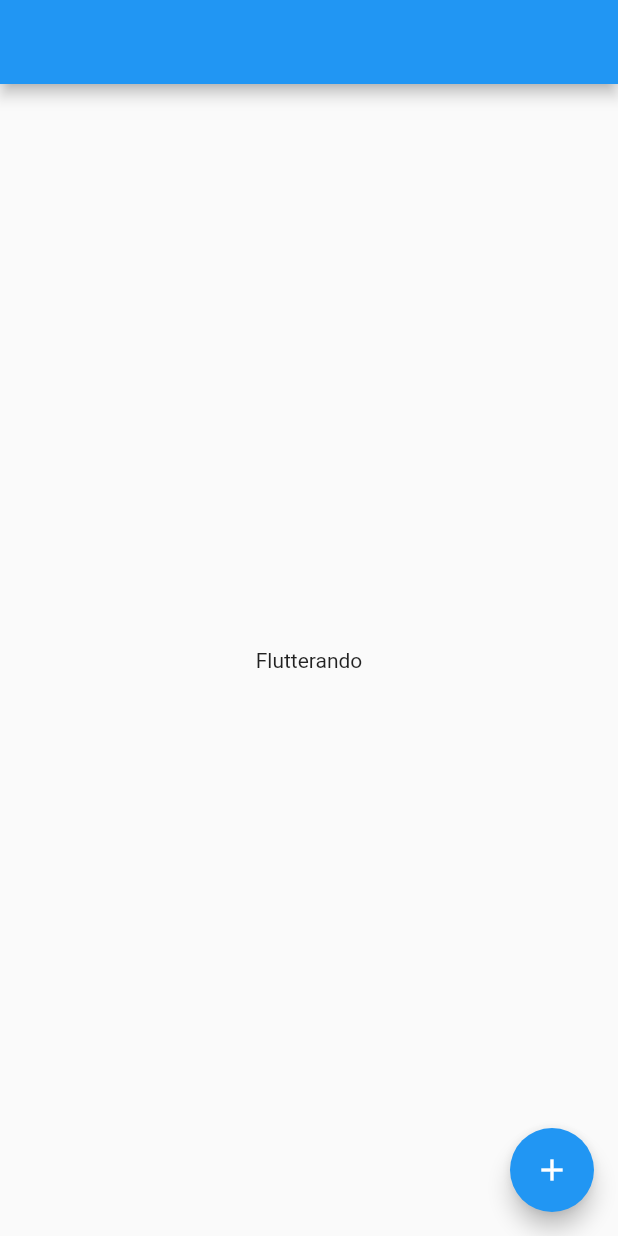
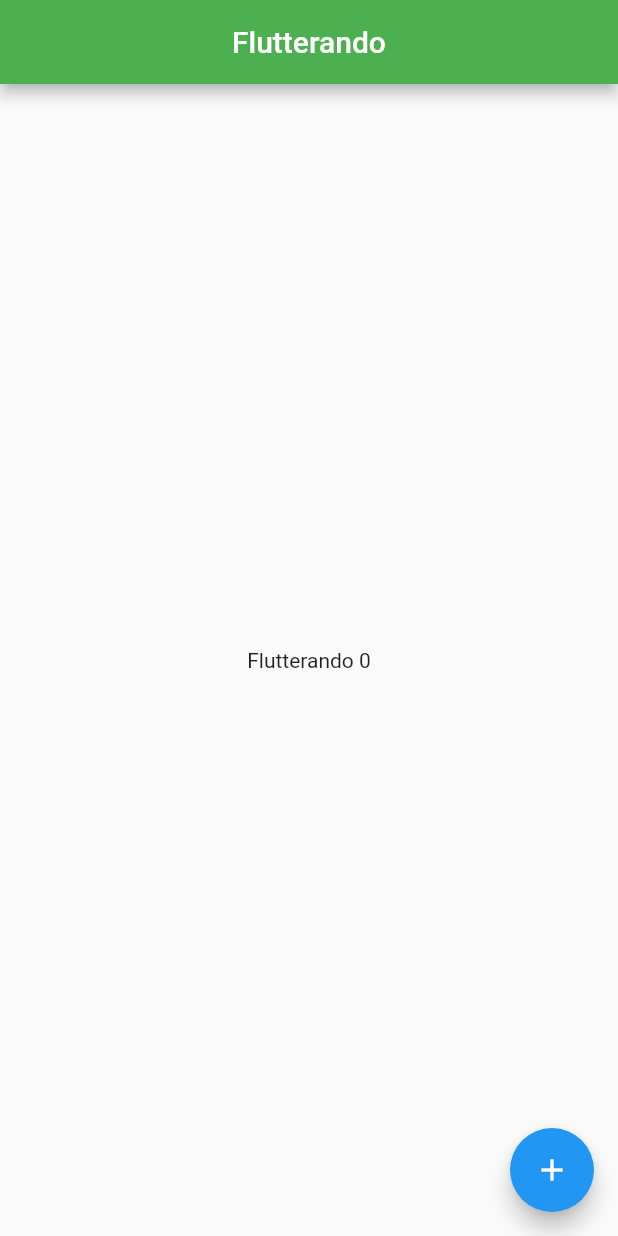
Before and after one commit to Gerson172/primeiro_projeto, a Flutter app: the screen it shows after launch, on a phone screen of 412 x 824 dp. Run offline on Flutter 3.47's test engine with Material 2 defaults, Android fonts, the phone set to English and light mode, and no system bars.

```diff
--- /dev/null
+++ b/lib/homeController.dart
@@ -0,0 +1,11 @@
+import 'package:flutter/material.dart';
+
+class HomeController extends InheritedWidget {
+  HomeController({Key? key, required Widget child})
+      : super(key: key, child: child);
+
+  @override
+  bool updateShouldNotify(covariant InheritedWidget oldWidget) {
+    return false;
+  }
+}
--- a/lib/home_page.dart
+++ b/lib/home_page.dart
@@ -1,3 +1,6 @@
+import 'package:flutter/material.dart';
+import 'package:primeiro_projeto/homeController.dart';
+
 // USANDO MATERIAL
 // class homePage extends StatelessWidget {
 
@@ -15,23 +18,64 @@
 // }
 
 // USANDO SCAFFOLD
-import 'package:flutter/material.dart';
 
-class homePage extends StatelessWidget {
-  const homePage({Key? key}) : super(key: key);
+// class homePage extends StatelessWidget {
+//   const homePage({Key? key}) : super(key: key);
+
+//   @override
+//   Widget build(BuildContext context) {
+
+//     return Scaffold(
+//       appBar: AppBar(
+//         title: Center(
+//           child: Text('Flutterando')
+//         ),
+//         backgroundColor: Colors.green,
+//       ),
+//       body: Center(child: Text('Flutterando 0')),
+//       floatingActionButton: FloatingActionButton(
+//         child: Icon(Icons.add),
+//         onPressed: () {
+//           print('teste');
+//         },
+//       ),
+//     );
+//   }
+// }
+
+//StatefulWidget é usado para separar o estado
+// digitar 'stf' para usar o snipper no vs code para gerar uma statefulwidget
+
+// desenha na tela
+class HomePage extends StatefulWidget {
+  @override
+  State<HomePage> createState() {
+    return _HomePageState();
+  }
+}
+
+// gerenciar esse estado
+class _HomePageState extends State<HomePage> {
+  var contador = 0;
 
   @override
   Widget build(BuildContext context) {
-    // colocando o Material, irá retirar todas as propriedades vindas do StatelessWidget
     return Scaffold(
-      appBar: AppBar(),
-      body: Center(child: Text('Flutterando')),
+      appBar: AppBar(
+        title: Center(
+          child: Text('Flutterando')
+        ),
+        backgroundColor: Colors.green,
+      ),
+      body: Center(
+        child: Text('Flutterando $contador')
+      ),
       floatingActionButton: FloatingActionButton(
-        child: Icon(
-          Icons.add
-        ),
+        child: Icon(Icons.add),
         onPressed: () {
-          print('teste');
+          setState(() {
+            contador++;
+          });
         },
       ),
     );
--- a/lib/myApp.dart
+++ b/lib/myApp.dart
@@ -1,4 +1,5 @@
 import 'package:flutter/material.dart';
+import 'package:primeiro_projeto/homeController.dart';
 import 'home_page.dart';
 
 // extendendo de StatelessWidget
@@ -19,8 +20,8 @@ class myApp extends StatelessWidget {
   Widget build(BuildContext context) {
     // ---!!!!!WIDGET MATERIALAPP USADO APENAS UMA VEZ!!!!---
     // materialApp  um componente que deixa pré configurado as propriedades definidas anteriormente.
-    return const MaterialApp(
-      home: homePage()
+    return MaterialApp(
+      home: HomeController(child: HomePage())
     );
   }
 }
```
